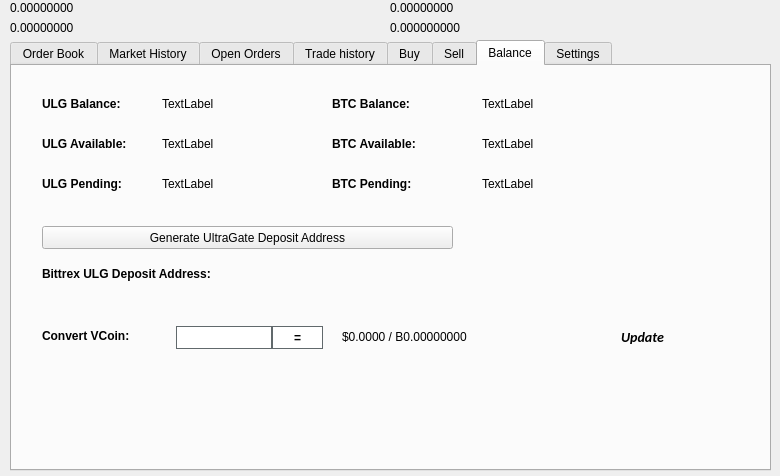
ultranatum/ultragate, file src/qt/forms/tradingdialog.ui: the form before one commit.
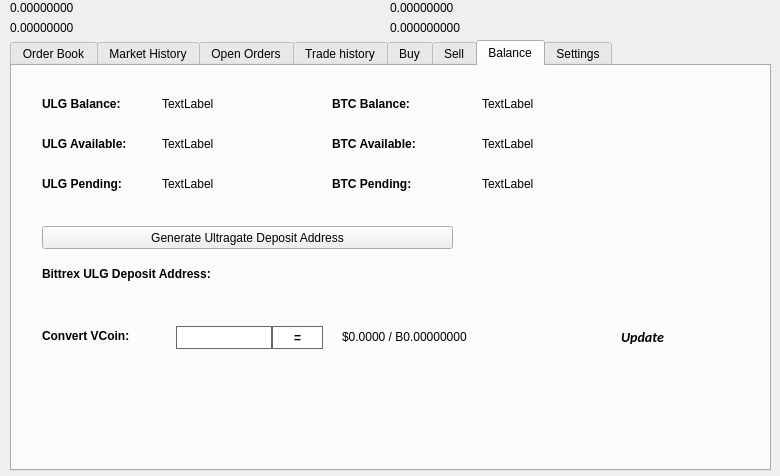
The form after the commit. The open tabs and pages were chosen to show the change. Icons and pictures are not drawn.

Commit message: UltraGate to Ultragate

Diff of the .ui file:
```diff
--- a/src/qt/forms/tradingdialog.ui
+++ b/src/qt/forms/tradingdialog.ui
@@ -2941,7 +2941,7 @@
       </rect>
      </property>
      <property name="text">
-      <string>Generate UltraGate Deposit Address</string>
+      <string>Generate Ultragate Deposit Address</string>
      </property>
      <property name="icon">
       <iconset resource="../ultragate.qrc">
```
Left out of the diff: 2 changed lines with no effect on the pictures. The commit also changes 160 other files.
